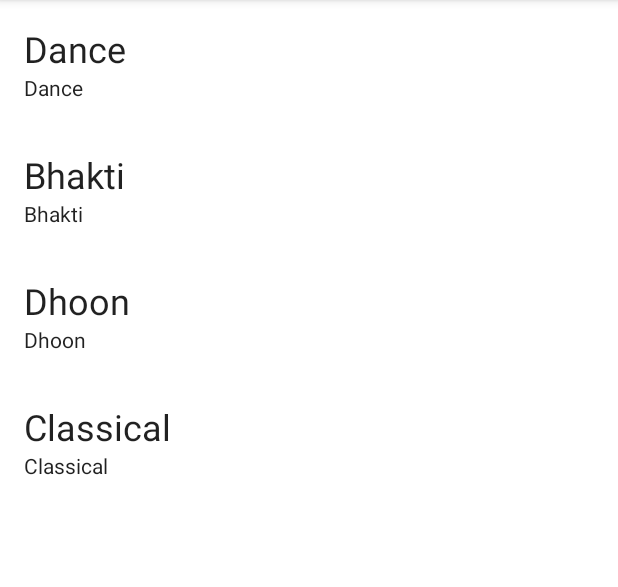
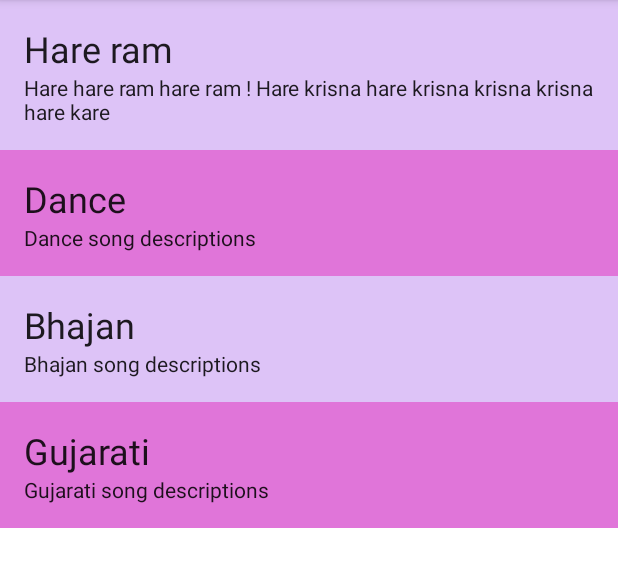
Before and after one commit to hemantvc/android-kotlin-inteview, an Android app: the screen it shows after launch (MainActivity), on a phone screen of 412 x 824 dp, the part 84-671 px from its top. Run offline under Robolectric (Android 15) with nearby library versions, the light colour scheme and no system bars.

Commit message:
Song data class added Recycle view item color change base on condition, odd and even row item color changed

```diff
--- a/app/src/main/java/com/hariom/androidinterviewcode/MainActivity.kt
+++ b/app/src/main/java/com/hariom/androidinterviewcode/MainActivity.kt
@@ -13,10 +13,16 @@ class MainActivity : AppCompatActivity() {
         setContentView(R.layout.activity_main)
         Log.i("MainActivity", "onCreate: ")
 
-        val songList = listOf<String>("Dance","Bhakti","Dhoon","Classical")
+        val songsObject = mutableListOf<Song>()
+        songsObject.add(Song("Hare ram", "Hare hare ram hare ram ! Hare krisna hare krisna krisna krisna hare kare"))
+        songsObject.add(Song("Dance", "Dance song descriptions"))
+        songsObject.add(Song("Bhajan", "Bhajan song descriptions"))
+        songsObject.add(Song("Gujarati", "Gujarati song descriptions"))
+
+
 
         var songRecycleView = findViewById<RecyclerView>(R.id.rvSongList)
-        songRecycleView.adapter = SongAdapter(songList)
+        songRecycleView.adapter = SongAdapter(songsObject)
 
         songRecycleView.layoutManager = LinearLayoutManager(this)
 
--- /dev/null
+++ b/app/src/main/java/com/hariom/androidinterviewcode/Song.kt
@@ -0,0 +1,3 @@
+package com.hariom.androidinterviewcode
+
+data class Song(val title : String, val desciptions : String)
--- a/app/src/main/java/com/hariom/androidinterviewcode/SongAdapter.kt
+++ b/app/src/main/java/com/hariom/androidinterviewcode/SongAdapter.kt
@@ -1,12 +1,15 @@
 package com.hariom.androidinterviewcode
 
+import android.graphics.Color
 import android.view.LayoutInflater
 import android.view.View
 import android.view.ViewGroup
+import android.widget.LinearLayout
+
 import android.widget.TextView
 import androidx.recyclerview.widget.RecyclerView
 
-class SongAdapter(val songs:List<String>) : RecyclerView.Adapter<SongAdapter.MyViewHolder>() {
+class SongAdapter(val songs:List<Song>) : RecyclerView.Adapter<SongAdapter.MyViewHolder>() {
 
 
     // Create view for recyclerview
@@ -19,8 +22,13 @@ class SongAdapter(val songs:List<String>) : RecyclerView.Adapter<SongAdapter.MyV
     }
 
     override fun onBindViewHolder(holder: MyViewHolder, position: Int) {
-                                holder.textTitle.text = songs[position]
-                                holder.textDescription.text = songs[position]
+                                holder.textTitle.text = songs[position].title
+                                holder.textDescription.text = songs[position].desciptions
+                                var color = "#e075d9"
+                                if (position % 2 == 0){
+                                    color = "#ddc3f7"
+                                }
+                    holder.linearLayoutSong.setBackgroundColor(Color.parseColor(color))
     }
 
     override fun getItemCount(): Int {
@@ -30,5 +38,6 @@ class SongAdapter(val songs:List<String>) : RecyclerView.Adapter<SongAdapter.MyV
     class MyViewHolder(itemView: View) : RecyclerView.ViewHolder(itemView){
         var textTitle = itemView.findViewById<TextView>(R.id.tvTitle)
         var textDescription = itemView.findViewById<TextView>(R.id.tvDescription)
+        var linearLayoutSong = itemView.findViewById<LinearLayout>(R.id.llSongItemContainer)
     }
 }
--- a/app/src/main/res/layout/item_view.xml
+++ b/app/src/main/res/layout/item_view.xml
@@ -1,10 +1,11 @@
 <?xml version="1.0" encoding="utf-8"?>
-<androidx.appcompat.widget.LinearLayoutCompat xmlns:android="http://schemas.android.com/apk/res/android"
+<LinearLayout xmlns:android="http://schemas.android.com/apk/res/android"
     android:layout_width="match_parent"
     android:layout_height="wrap_content"
     xmlns:tools="http://schemas.android.com/tools"
     android:orientation="vertical"
-    android:padding="16dp">
+    android:padding="16dp"
+    android:id="@+id/llSongItemContainer">
     <androidx.appcompat.widget.AppCompatTextView
         style="@style/TextAppearance.AppCompat.Headline"
         android:id="@+id/tvTitle"
@@ -19,4 +20,4 @@
         android:layout_height="wrap_content"
         tools:text="Song description"/>
 
-</androidx.appcompat.widget.LinearLayoutCompat>
+</LinearLayout>
```
